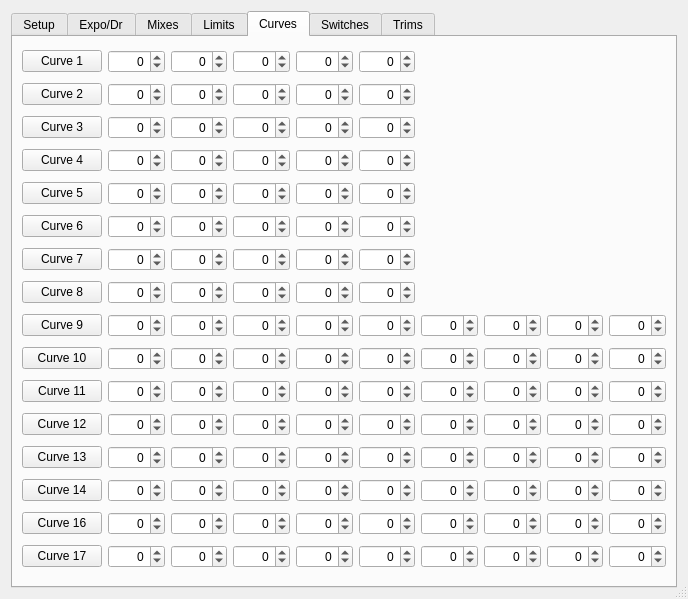
The window that src/modeledit.ui (xhorizont/eepe) describes before a commit, drawn with Qt 5.
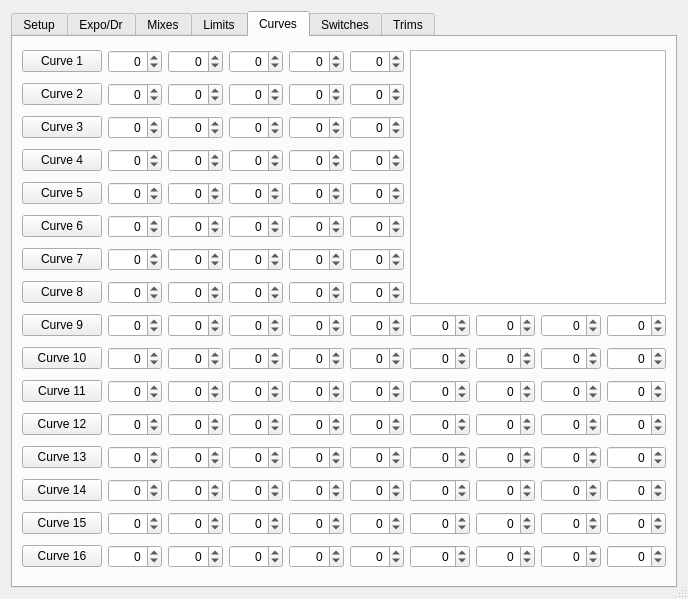
The same window after the commit. The open tabs and pages were chosen to show the change. Icons and pictures are not drawn.

Commit message: Graphic Curve Editing

```diff
--- a/src/modeledit.ui
+++ b/src/modeledit.ui
@@ -3812,7 +3812,7 @@
        <item row="14" column="0">
         <widget class="QPushButton" name="curveEdit_15">
          <property name="text">
-          <string>Curve 16</string>
+          <string>Curve 15</string>
          </property>
         </widget>
        </item>
@@ -3936,7 +3936,7 @@
        <item row="15" column="0">
         <widget class="QPushButton" name="curveEdit_16">
          <property name="text">
-          <string>Curve 17</string>
+          <string>Curve 16</string>
          </property>
         </widget>
        </item>
@@ -4057,6 +4057,9 @@
          </property>
         </widget>
        </item>
+       <item row="0" column="6" rowspan="8" colspan="4">
+        <widget class="QGraphicsView" name="curvePreview"/>
+       </item>
       </layout>
      </widget>
      <widget class="QWidget" name="tabSwitch">
```
Left out of the diff: 2 changed lines with no effect on the pictures. The commit also changes 12 other files.
